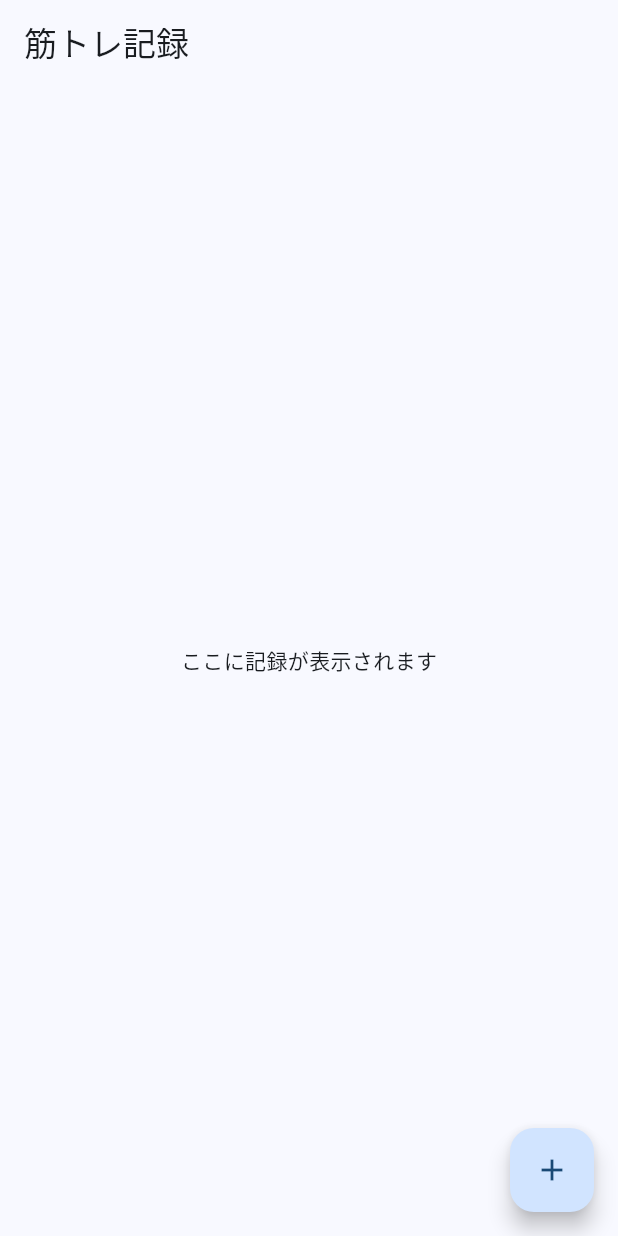
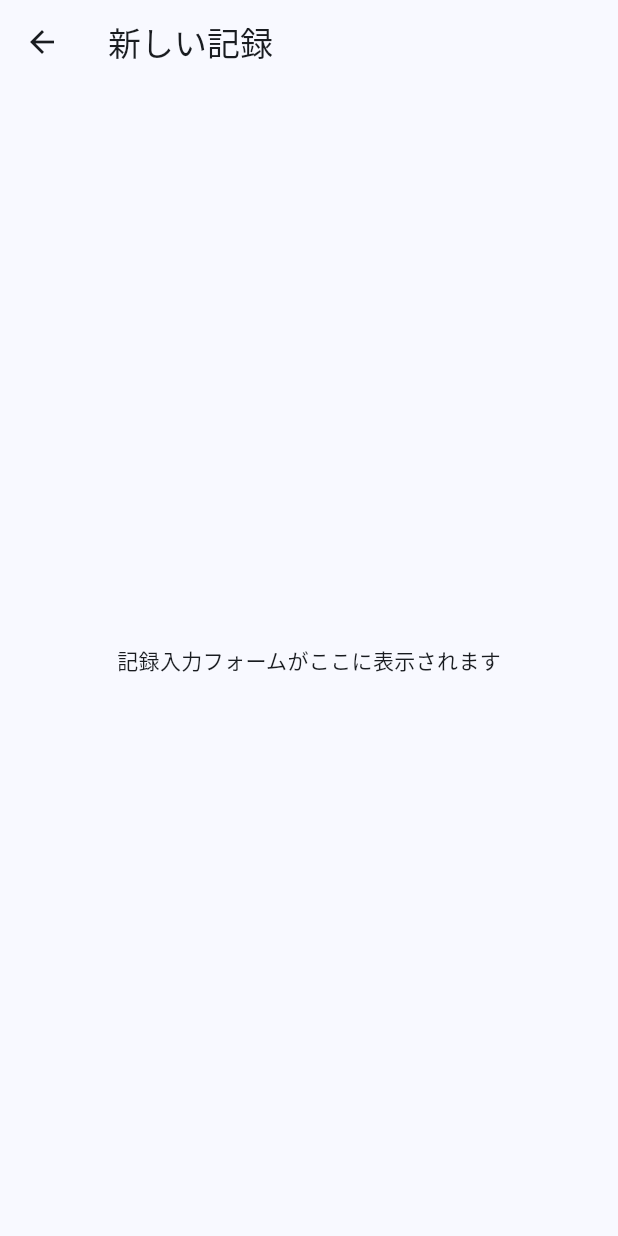
Before and after one commit to inoy/fitlog_notes, a Flutter app: the screen it shows after launch, after a tap on the "add" icon, on a phone screen of 412 x 824 dp. Run offline on Flutter 3.47's test engine with Material 3 defaults, Android fonts, the phone set to English and light mode, and no system bars.

Commit message:
feat: 新しい記録画面への遷移機能を追加
- AddWorkoutScreenウィジェットを作成。
- FloatingActionButtonからAddWorkoutScreenへ画面遷移するロジックを実装。

```diff
--- a/lib/main.dart
+++ b/lib/main.dart
@@ -34,7 +34,10 @@ class WorkoutListScreen extends StatelessWidget {
       ),
       floatingActionButton: FloatingActionButton(
         onPressed: () {
-          // ボタンが押されたときの処理を今後ここに書きます
+          Navigator.push(
+            context,
+            MaterialPageRoute(builder: (context) => const AddWorkoutScreen()),
+          );
         },
         tooltip: '記録を追加',
         child: const Icon(Icons.add),
@@ -42,3 +45,19 @@ class WorkoutListScreen extends StatelessWidget {
     );
   }
 }
+
+class AddWorkoutScreen extends StatelessWidget {
+  const AddWorkoutScreen({super.key});
+
+  @override
+  Widget build(BuildContext context) {
+    return Scaffold(
+      appBar: AppBar(
+        title: const Text('新しい記録'),
+      ),
+      body: const Center(
+        child: Text('記録入力フォームがここに表示されます'),
+      ),
+    );
+  }
+}
```
